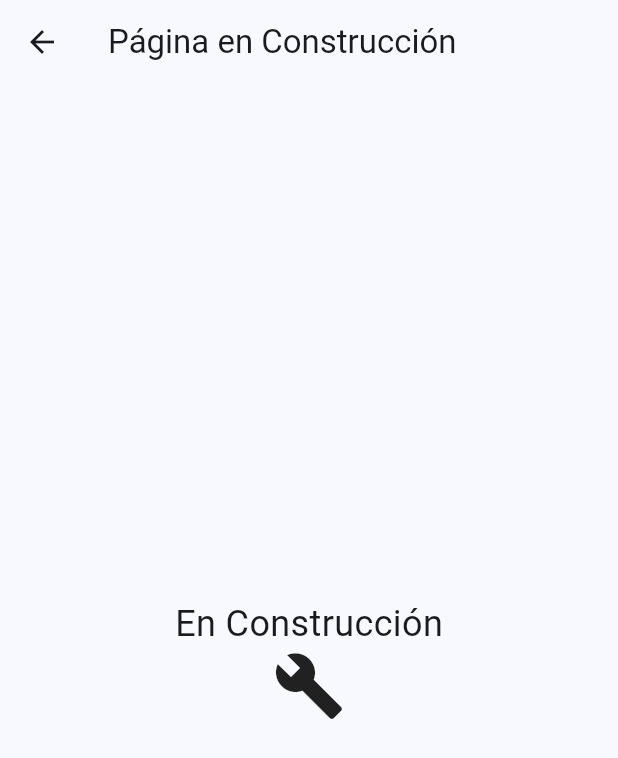
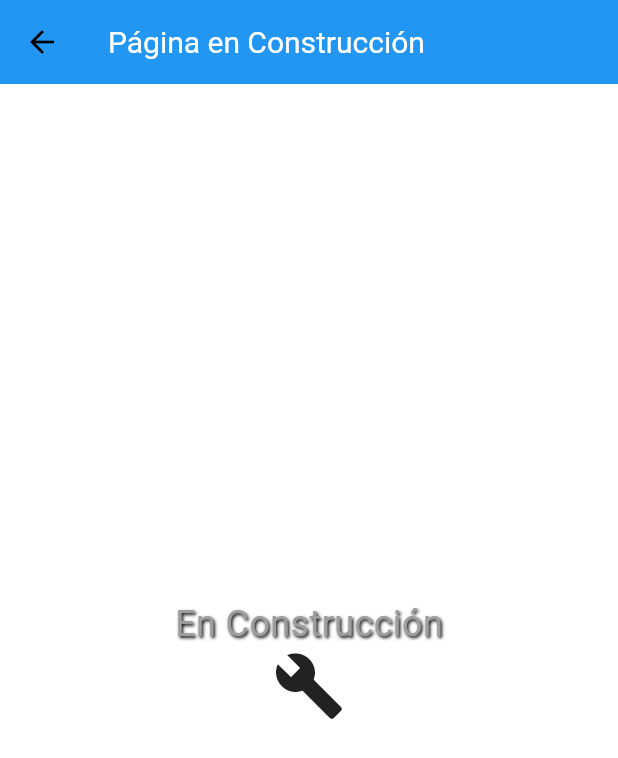
Before and after one commit to No-Country-simulation/S15-26-dart, a Flutter app: the screen it shows after launch, after a tap on the "arrow forward" icon, on a phone screen of 412 x 824 dp. Shown: the top 758 px of the screen. Run offline on Flutter 3.47's test engine with Material 3 defaults, Android fonts, the phone set to English and light mode, and no system bars; our stand-ins replace dio, shared_preferences.

```diff
--- a/AppFlutter/turistear_aplication_v1/lib/app/values/theme_app.dart
+++ b/AppFlutter/turistear_aplication_v1/lib/app/values/theme_app.dart
@@ -10,12 +10,29 @@ class AppTheme {
         secondary: Colors.orange,
       ),
       textTheme: const TextTheme(
-        bodyLarge: TextStyle(color: Colors.black),
-        bodyMedium: TextStyle(color: Colors.grey),
+        bodyLarge: TextStyle(color: Colors.white,
+            shadows: [
+          Shadow(
+            color: Colors.black,
+            blurRadius: 5,
+            offset: Offset(2, 2),
+          )
+        ],
+        ),
+        bodyMedium: TextStyle(
+            color: Colors.grey,
+            shadows: [
+              Shadow(
+                  color: Colors.black,
+                  blurRadius: 2,
+                  offset: Offset(1, 1),
+              ),
+            ],
+        ),
       ),
       elevatedButtonTheme: ElevatedButtonThemeData(
         style: ElevatedButton.styleFrom(
-          backgroundColor: Colors.blue, // Botón de color primario
+          backgroundColor: Colors.blue,
         ),
       ),
       appBarTheme: const AppBarTheme(
--- a/AppFlutter/turistear_aplication_v1/lib/main.dart
+++ b/AppFlutter/turistear_aplication_v1/lib/main.dart
@@ -1,14 +1,18 @@
 import 'package:flutter/material.dart';
+
 import 'package:turistear_aplication_v1/app/api_connection/dio_instance.dart';
 import 'package:turistear_aplication_v1/second_page.dart';
+import 'app/values/theme_app.dart';
 
 void main() {
   DioInstance.configureDio();
-  runApp(const MyApp());
+  runApp(MyApp(theme: AppTheme.lightTheme));
 }
 
 class MyApp extends StatelessWidget {
-  const MyApp({super.key});
+  final ThemeData theme;
+
+  const MyApp({Key? key, required this.theme}) : super(key: key);
 
   @override
   Widget build(BuildContext context) {
@@ -16,29 +20,12 @@ class MyApp extends StatelessWidget {
       // Desactiva Cinta de Debug
       debugShowCheckedModeBanner: false,
       title: 'TuristApp',
-      theme: ThemeData(
-        // Esquema de Colores para los Componentes
-        colorScheme: ColorScheme.fromSeed(seedColor: Colors.lightBlue),
-        // Habilita Material 3 para una experiencia de diseño actualizada
-        useMaterial3: true,
-        textTheme: const TextTheme(
-          headlineLarge: TextStyle(
-            color: Colors.white,
-            fontWeight: FontWeight.bold,
-            shadows: [
-              Shadow(
-                color: Colors.black,
-                blurRadius: 5,
-                offset: Offset(2, 2),
-              ),
-            ],
-          ),
-        ),
-      ),
+      theme: theme,
       home: const MyHomePage(title: 'TuristApp'),
     );
   }
 }
+
 
 class MyHomePage extends StatefulWidget {
   const MyHomePage({super.key, required this.title});
@@ -99,7 +86,8 @@ class _MyHomePageState extends State<MyHomePage> {
                   style: Theme
                       .of(context)
                       .textTheme
-                      .headlineLarge,
+                      .bodyLarge!
+                      .copyWith(fontSize: 32),
                   textAlign: TextAlign.center,
                 ),
               ],
@@ -147,9 +135,7 @@ class _MyHomePageState extends State<MyHomePage> {
             ),
           ),
         ),
-
       ),
-
       floatingActionButtonLocation: FloatingActionButtonLocation.centerDocked,
       bottomNavigationBar: const BottomAppBar(
         elevation: 10,
```
Also changed, not shown: 1 other file.
